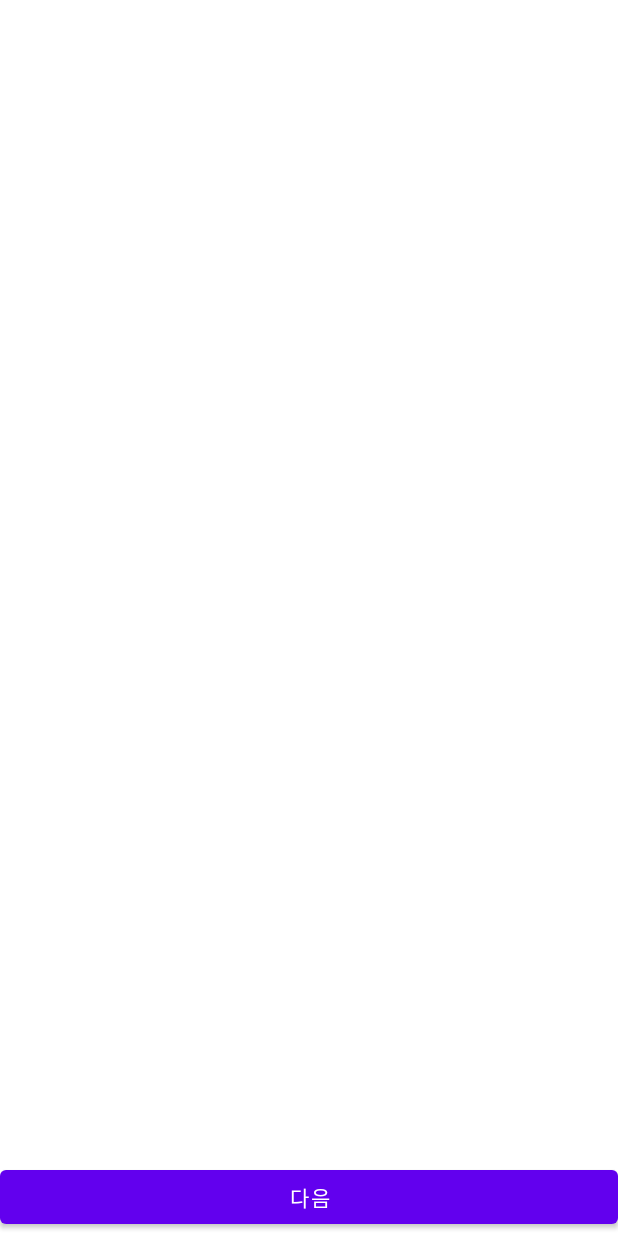
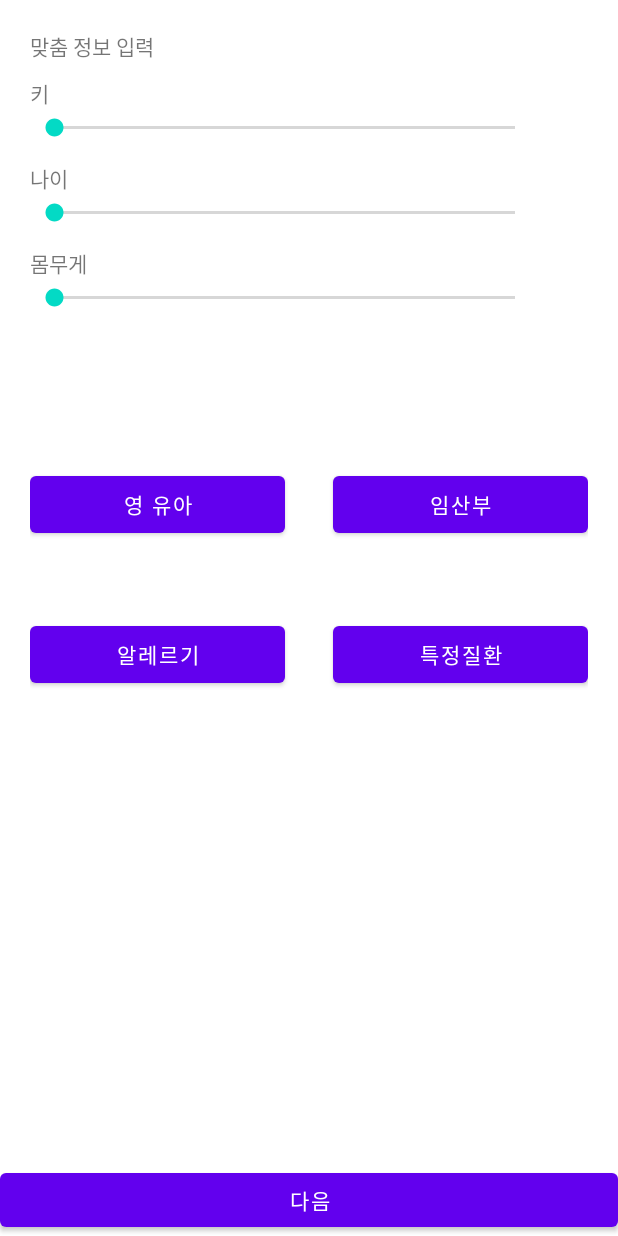
Before and after one commit to sechany2/graduation, an Android app: the layout activity_survey.xml on its own in the app's theme, with its tools: preview values and no code run, on a phone screen of 412 x 824 dp. Run offline under Robolectric (Android 15) with nearby library versions, the phone set to English and light mode, and no system bars.

Commit message:
0321 15:35

```diff
--- a/app/src/main/res/layout/activity_survey.xml
+++ b/app/src/main/res/layout/activity_survey.xml
@@ -1,21 +1,141 @@
 <?xml version="1.0" encoding="utf-8"?>
-<RelativeLayout xmlns:android="http://schemas.android.com/apk/res/android"
+<LinearLayout xmlns:android="http://schemas.android.com/apk/res/android"
+    xmlns:app="http://schemas.android.com/apk/res-auto"
+    xmlns:tools="http://schemas.android.com/tools"
+    android:id="@+id/frameLayout"
     android:layout_width="match_parent"
-    android:layout_height="match_parent">
+    android:layout_height="match_parent"
+    android:orientation="vertical"
+    >
+
     <FrameLayout
         android:layout_width="match_parent"
         android:layout_height="match_parent"
-        android:id="@+id/framesurvey"></FrameLayout>
-    <LinearLayout
-        android:layout_width="match_parent"
-        android:layout_height="50dp"
-        android:layout_alignParentBottom="true"
-        >
+        android:id="@+id/sv_frame">
+
+        <LinearLayout
+            android:id="@+id/title"
+            android:layout_width="match_parent"
+            android:layout_height="match_parent"
+            android:layout_gravity="fill_vertical|end"
+            android:layout_margin="20dp"
+            android:orientation="vertical">
+
+            <TextView
+                android:layout_width="match_parent"
+                android:layout_height="wrap_content"
+                android:text="맞춤 정보 입력"></TextView>
+
+            <TextView
+                android:id="@+id/text1"
+                android:layout_width="match_parent"
+                android:layout_height="wrap_content"
+                android:text="키"
+                android:layout_marginTop="10dp">
+
+            </TextView>
+
+            <SeekBar
+                android:id="@+id/seekBar1"
+                android:layout_width="339dp"
+
+                android:layout_height="25dp"
+                android:layout_below="@+id/text1"
+                tools:layout_editor_absoluteX="36dp"
+                tools:layout_editor_absoluteY="148dp" />
+
+            <TextView
+                android:id="@+id/text2"
+                android:layout_width="match_parent"
+                android:layout_height="wrap_content"
+                android:text="나이"
+                android:layout_marginTop="10dp">
+
+            </TextView>
+
+            <SeekBar
+                android:id="@+id/seekBar2"
+                android:layout_width="339dp"
+
+                android:layout_height="25dp"
+                android:layout_below="@+id/text"
+                tools:layout_editor_absoluteX="36dp"
+                tools:layout_editor_absoluteY="148dp" />
+
+            <TextView
+                android:id="@+id/text3"
+                android:layout_width="match_parent"
+                android:layout_height="wrap_content"
+                android:text="몸무게"
+                android:layout_marginTop="10dp">
+
+            </TextView>
+
+            <SeekBar
+                android:id="@+id/seekBar3"
+                android:layout_width="339dp"
+                android:layout_height="25dp"
+                android:layout_below="@+id/text"
+                tools:layout_editor_absoluteX="36dp"
+                tools:layout_editor_absoluteY="148dp" />
+
+            <androidx.constraintlayout.widget.ConstraintLayout
+                android:layout_width="match_parent"
+                android:layout_height="wrap_content"
+                android:layout_marginTop="100dp">
+
+                <Button
+                    android:id="@+id/button1"
+                    android:layout_width="170dp"
+                    android:layout_height="50dp"
+                    android:text="영 유아"
+                    app:layout_constraintStart_toStartOf="parent"
+                    app:layout_constraintTop_toTopOf="parent" />
+
+                <Button
+                    android:id="@+id/button2"
+                    android:layout_width="170dp"
+                    android:layout_height="50dp"
+                    android:text="임산부"
+                    app:layout_constraintBottom_toTopOf="@+id/button4"
+                    app:layout_constraintEnd_toEndOf="parent"
+                    app:layout_constraintHorizontal_bias="1.0"
+                    app:layout_constraintStart_toEndOf="@+id/button1"
+                    app:layout_constraintTop_toTopOf="parent" />
+
+                <Button
+                    android:id="@+id/button3"
+                    android:layout_width="170dp"
+                    android:layout_height="50dp"
+                    android:layout_marginTop="50dp"
+                    android:text="알레르기"
+                    app:layout_constraintBottom_toBottomOf="parent"
+                    app:layout_constraintEnd_toStartOf="@+id/button4"
+                    app:layout_constraintHorizontal_bias="0.0"
+                    app:layout_constraintStart_toStartOf="parent"
+                    app:layout_constraintTop_toBottomOf="@+id/button1" />
+
+                <Button
+                    android:id="@+id/button4"
+                    android:layout_width="170dp"
+                    android:layout_height="50dp"
+                    android:layout_marginTop="50dp"
+                    android:text="특정질환"
+                    app:layout_constraintBottom_toBottomOf="parent"
+                    app:layout_constraintEnd_toEndOf="parent"
+                    app:layout_constraintTop_toBottomOf="@+id/button2" />
+
+            </androidx.constraintlayout.widget.ConstraintLayout>
+
+        </LinearLayout>
+
         <Button
-            android:id="@+id/btn_1"
-            android:layout_width="wrap_content"
+            android:id="@+id/sv_btn_next"
+            android:layout_width="match_parent"
             android:layout_height="wrap_content"
-            android:layout_weight="1"
-            android:text="다음"/>
-    </LinearLayout>
-</RelativeLayout>
+            android:layout_gravity="bottom"
+            android:text="다음" />
+
+    </FrameLayout>
+
+</LinearLayout>
--- a/app/src/main/res/layout/fragment3.xml
+++ b/app/src/main/res/layout/fragmentsurvey2.xml
@@ -16,8 +16,8 @@
         app:layout_constraintTop_toTopOf="parent" />
 
     <ListView
-        android:layout_width="405dp"
-        android:layout_height="649dp"
+        android:layout_width="match_parent"
+        android:layout_height="match_parent"
         tools:layout_editor_absoluteX="3dp"
         tools:layout_editor_absoluteY="31dp" />
 
```
Also changed, not shown: app/src/main/AndroidManifest.xml (+4 -3 lines), app/src/main/java/com/example/graduation/Fragmentsurvey1.java (added, +72 -0 lines), app/src/main/java/com/example/graduation/Fragmentsurvey2.java (added, +23 -0 lines), app/src/main/java/com/example/graduation/MainActivity.java (+13 -0 lines), app/src/main/java/com/example/graduation/SurveyActivity.java (added, +40 -0 lines), app/src/main/res/layout/fragment1.xml (deleted, +0 -139 lines), app/src/main/res/layout/fragmentsurvey1.xml (renamed from app/src/main/res/layout/fragment2.xml, +5 -14 lines).
